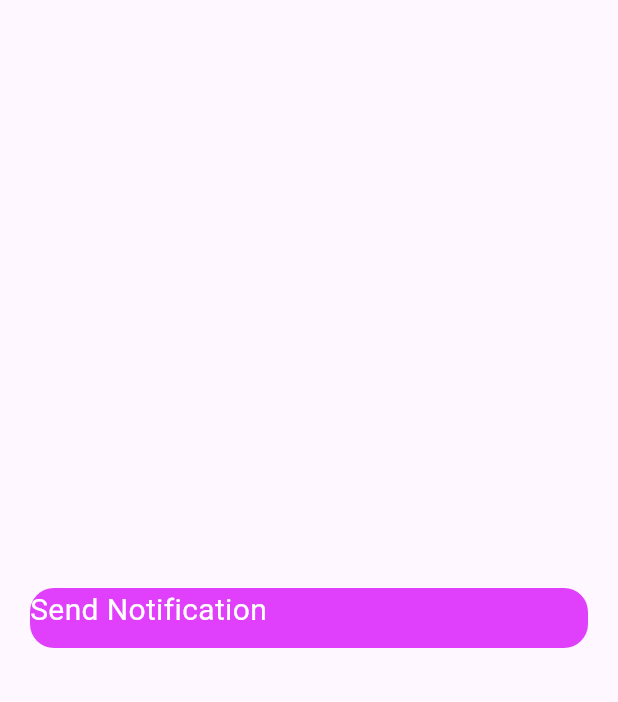
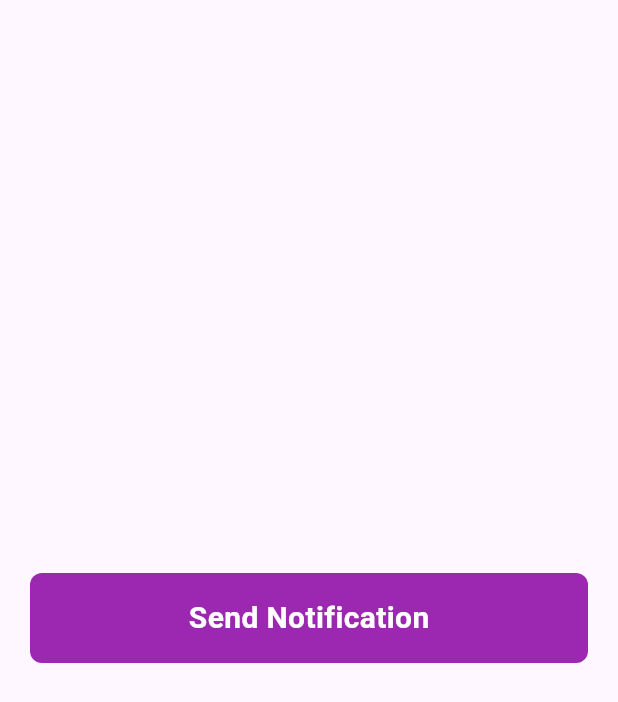
Before and after one commit to vishalbwaghmare/learn_flutter, a Flutter app: the screen it shows after launch, on a phone screen of 412 x 824 dp. Shown: the top 702 px of the screen. Run offline on Flutter 3.47's test engine with Material 3 defaults, Android fonts, the phone set to English and light mode, and no system bars; our stand-ins replace firebase_core, firebase_messaging, flutter_dotenv, shared_preferences; accounts and stored records are empty.

Commit message:
Center the text

```diff
--- a/local_notification/lib/features/local_nofitication/send_notification.dart
+++ b/local_notification/lib/features/local_nofitication/send_notification.dart
@@ -1,4 +1,3 @@
-import 'package:flutter/cupertino.dart';
 import 'package:flutter/material.dart';
 
 class SendNotificationScreen extends StatefulWidget {
@@ -19,16 +18,19 @@ class _SendNotificationScreenState extends State<SendNotificationScreen> {
             onTap: (){},
             child: Container(
               width: double.infinity,
-              height: 40,
+              height: 60,
               decoration: BoxDecoration(
-                borderRadius: BorderRadius.circular(16),
-                color: Colors.purpleAccent,
+                borderRadius: BorderRadius.circular(8),
+                color: Colors.purple,
               ),
-              child: Text(
-                "Send Notification",
-                style: TextStyle(
-                  color: Colors.white,
-                  fontSize: 20,
+              child: Center(
+                child: Text(
+                  "Send Notification",
+                  style: TextStyle(
+                    color: Colors.white,
+                    fontSize: 20,
+                    fontWeight: FontWeight.bold
+                  ),
                 ),
               ),
             ),
```
